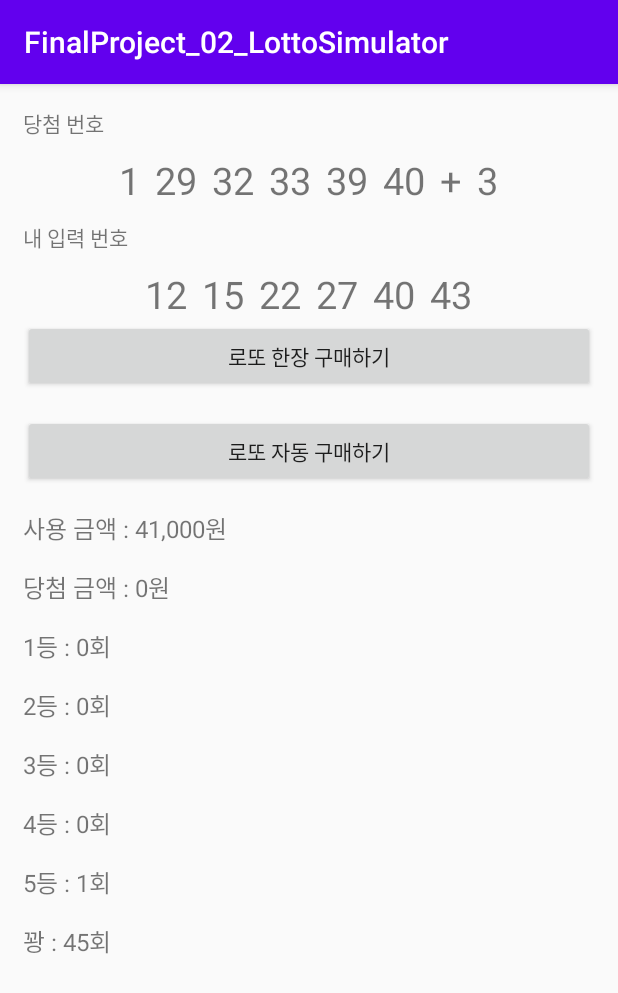
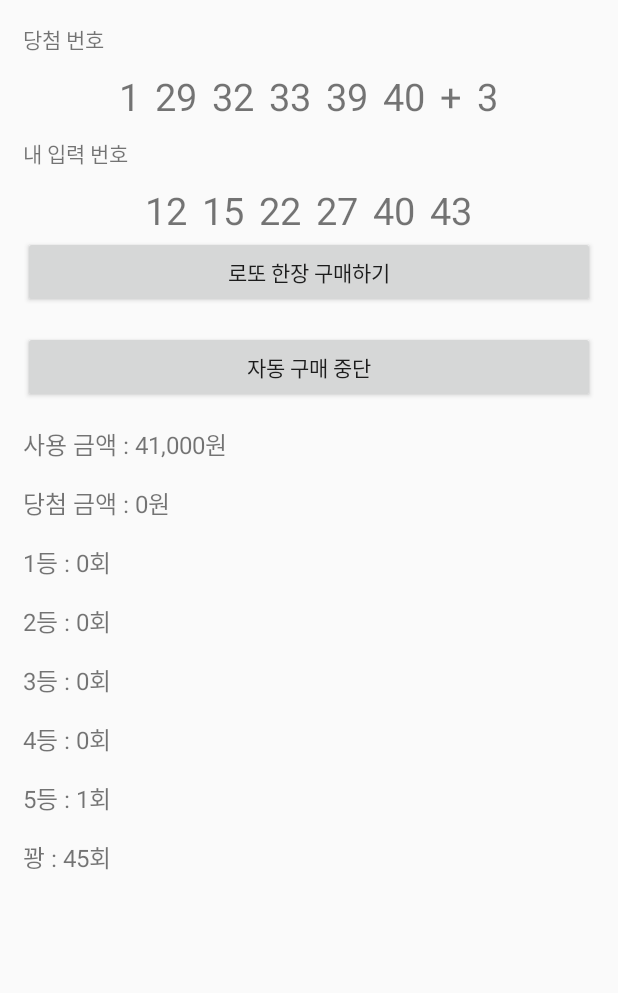
Before and after one commit to seakjh/FinalProject_02_LottoSimulator, an Android app: the screen it shows after launch (MainActivity), after a tap on "로또 자동 구매하기", on a phone screen of 412 x 824 dp. Shown: the top 993 px of the screen. Run offline under Robolectric (Android 15) with nearby library versions, the phone set to English and light mode, and no system bars; our stand-ins replace data binding.

Commit message:
자동구매/중단버튼 마무리 / 액션바 제거

```diff
--- a/app/src/main/java/com/example/finalproject_02_lottosimulator/MainActivity.java
+++ b/app/src/main/java/com/example/finalproject_02_lottosimulator/MainActivity.java
@@ -33,6 +33,8 @@ public class MainActivity extends BaseActivity{
     int fifthRankCount = 0;
     int noRankCount = 0;
 
+    boolean isAutoLottoRunning = false;
+
     ActivityMainBinding binding = null;
 
     Handler mHandler = new Handler();
@@ -40,7 +42,7 @@ public class MainActivity extends BaseActivity{
         @Override
         public void run() {
 
-            if (useMoneyAmount < 100000000) {
+            if (useMoneyAmount < 1000000000) {
                 makeWinLottoNum();
                 checkLottoRank();
 
@@ -55,6 +57,14 @@ public class MainActivity extends BaseActivity{
 
     void buyLottoLoop() {
         mHandler.post(buyLottoRunnable);
+        isAutoLottoRunning = true;
+        binding.buyAutoLottoBtn.setText("자동 구매 중단");
+    }
+
+    void stopBuyingLotto() {
+        mHandler.removeCallbacks(buyLottoRunnable);
+        isAutoLottoRunning = false;
+        binding.buyAutoLottoBtn.setText("자동 구매 재개");
     }
 
     @Override
@@ -72,7 +82,12 @@ public class MainActivity extends BaseActivity{
             @Override
             public void onClick(View v) {
 
-                buyLottoLoop();
+                if (!isAutoLottoRunning){
+                    buyLottoLoop();
+                }
+                else {
+                    stopBuyingLotto();
+                }
 //                while (useMoneyAmount < 10000000) {
 //                    makeWinLottoNum();
 //                    checkLottoRank();
--- a/app/src/main/res/values/styles.xml
+++ b/app/src/main/res/values/styles.xml
@@ -1,7 +1,7 @@
 <resources>
 
     <!-- Base application theme. -->
-    <style name="AppTheme" parent="Theme.AppCompat.Light.DarkActionBar">
+    <style name="AppTheme" parent="Theme.AppCompat.Light.NoActionBar">
         <!-- Customize your theme here. -->
         <item name="colorPrimary">@color/colorPrimary</item>
         <item name="colorPrimaryDark">@color/colorPrimaryDark</item>
```
